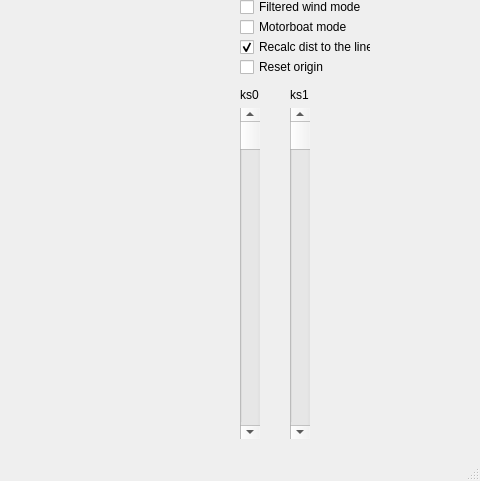
Above: vaimos_dashboard/mainwindow.ui from ENSTABretagneRobotics/File_conversions before the change; both pictures show x 520 to 1000 and y 169 to 650 of the 1000 by 650 pixel window. Below: the same form after it.
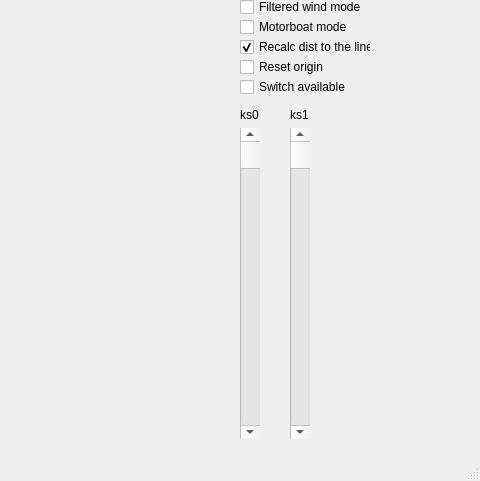
That is the form after the change. Custom widgets are drawn as their Qt base class.

```diff
--- a/vaimos_dashboard/mainwindow.ui
+++ b/vaimos_dashboard/mainwindow.ui
@@ -220,9 +220,9 @@
     <property name="geometry">
      <rect>
       <x>760</x>
-      <y>260</y>
+      <y>280</y>
       <width>20</width>
-      <height>331</height>
+      <height>311</height>
      </rect>
     </property>
     <property name="orientation">
@@ -233,9 +233,9 @@
     <property name="geometry">
      <rect>
       <x>810</x>
-      <y>260</y>
+      <y>280</y>
       <width>20</width>
-      <height>331</height>
+      <height>311</height>
      </rect>
     </property>
     <property name="orientation">
@@ -246,7 +246,7 @@
     <property name="geometry">
      <rect>
       <x>760</x>
-      <y>240</y>
+      <y>260</y>
       <width>46</width>
       <height>13</height>
      </rect>
@@ -259,7 +259,7 @@
     <property name="geometry">
      <rect>
       <x>810</x>
-      <y>240</y>
+      <y>260</y>
       <width>46</width>
       <height>13</height>
      </rect>
@@ -368,6 +368,19 @@
      <bool>true</bool>
     </property>
    </widget>
+   <widget class="QCheckBox" name="SwitchAvailable_checkBox">
+    <property name="geometry">
+     <rect>
+      <x>760</x>
+      <y>230</y>
+      <width>131</width>
+      <height>18</height>
+     </rect>
+    </property>
+    <property name="text">
+     <string>Switch available</string>
+    </property>
+   </widget>
   </widget>
   <widget class="QMenuBar" name="menuBar">
    <property name="geometry">
```
